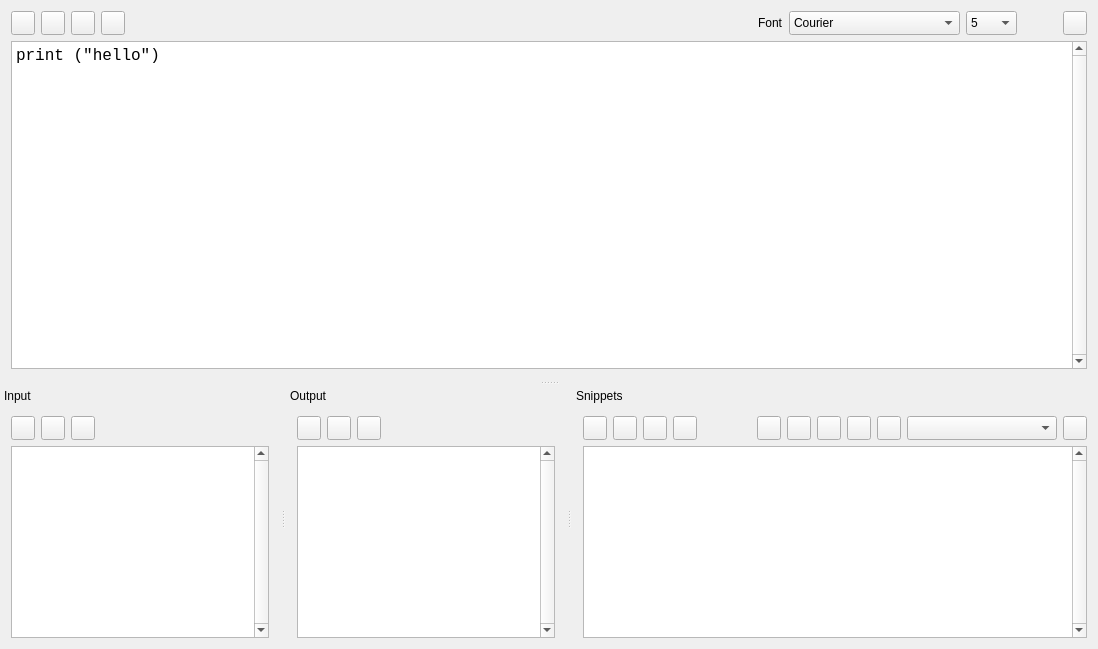
Qt form UI/mainview.ui (JaDogg/expressPython) before a commit.
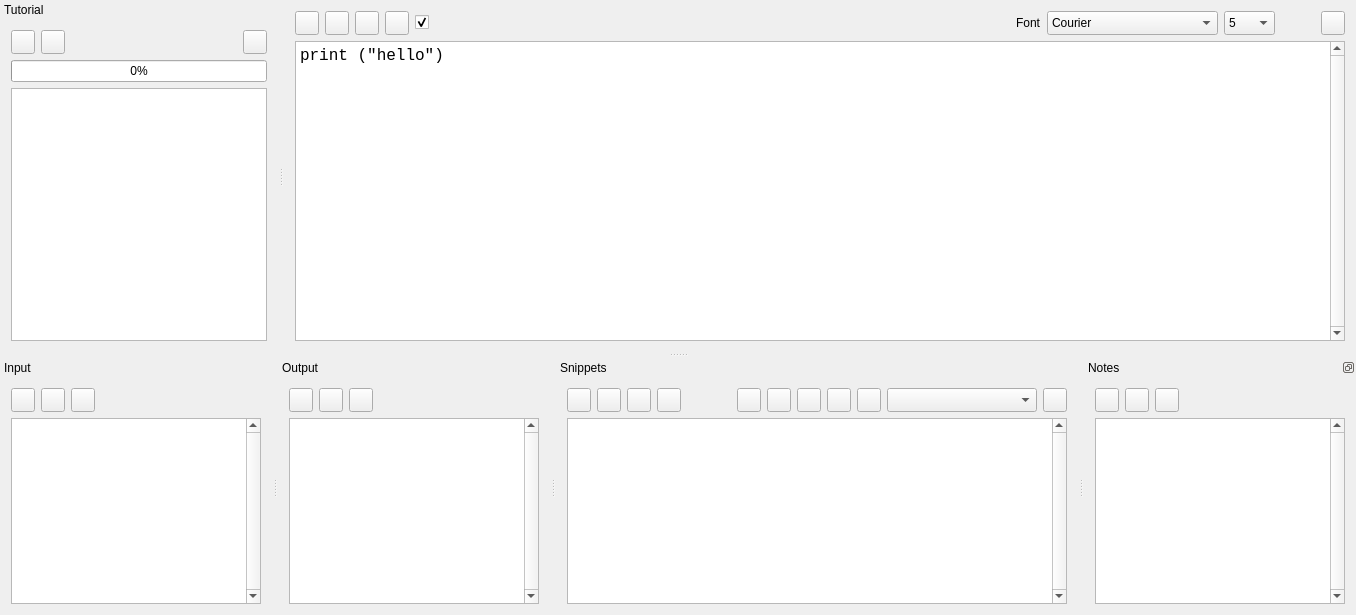
The same form after that commit. Icons and pictures are not drawn. Custom widgets are drawn as their Qt base class.

Commit message: Create tute feature

Diff of the .ui file:
```diff
--- a/UI/mainview.ui
+++ b/UI/mainview.ui
@@ -6,8 +6,8 @@
    <rect>
     <x>0</x>
     <y>0</y>
-    <width>1098</width>
-    <height>649</height>
+    <width>1337</width>
+    <height>615</height>
    </rect>
   </property>
   <property name="windowTitle">
@@ -149,6 +149,19 @@
         </property>
        </widget>
       </item>
+      <item>
+       <widget class="QCheckBox" name="chkClearOut">
+        <property name="toolTip">
+         <string>Clear output before running</string>
+        </property>
+        <property name="text">
+         <string/>
+        </property>
+        <property name="checked">
+         <bool>true</bool>
+        </property>
+       </widget>
+      </item>
       <item>
        <spacer name="hsCode">
         <property name="orientation">
@@ -402,6 +415,9 @@
     <number>8</number>
    </attribute>
    <widget class="QWidget" name="dwcInput">
+    <property name="layoutDirection">
+     <enum>Qt::LeftToRight</enum>
+    </property>
     <layout class="QHBoxLayout" name="horizontalLayout">
      <item>
       <layout class="QVBoxLayout" name="vlInput">
@@ -1099,6 +1115,299 @@
     </layout>
    </widget>
   </widget>
+  <widget class="QDockWidget" name="dwNote">
+   <property name="features">
+    <set>QDockWidget::DockWidgetFloatable|QDockWidget::DockWidgetMovable</set>
+   </property>
+   <property name="windowTitle">
+    <string>Notes</string>
+   </property>
+   <attribute name="dockWidgetArea">
+    <number>8</number>
+   </attribute>
+   <widget class="QWidget" name="dwcNotes">
+    <layout class="QHBoxLayout" name="horizontalLayout_3">
+     <item>
+      <layout class="QVBoxLayout" name="vlINotes">
+       <item>
+        <layout class="QHBoxLayout" name="hlNotes">
+         <item>
+          <widget class="QPushButton" name="btnNotesOpen">
+           <property name="minimumSize">
+            <size>
+             <width>24</width>
+             <height>24</height>
+            </size>
+           </property>
+           <property name="maximumSize">
+            <size>
+             <width>24</width>
+             <height>24</height>
+            </size>
+           </property>
+           <property name="toolTip">
+            <string>Open Note</string>
+           </property>
+           <property name="text">
+            <string/>
+           </property>
+           <property name="icon">
+            <iconset resource="../PyRunResources.qrc">
+             <normaloff>:/data/Icons/Open.png</normaloff>:/data/Icons/Open.png</iconset>
+           </property>
+           <property name="iconSize">
+            <size>
+             <width>16</width>
+             <height>16</height>
+            </size>
+           </property>
+          </widget>
+         </item>
+         <item>
+          <widget class="QPushButton" name="btnNotesSave">
+           <property name="minimumSize">
+            <size>
+             <width>24</width>
+             <height>24</height>
+            </size>
+           </property>
+           <property name="maximumSize">
+            <size>
+             <width>24</width>
+             <height>24</height>
+            </size>
+           </property>
+           <property name="toolTip">
+            <string>Save Note</string>
+           </property>
+           <property name="text">
+            <string/>
+           </property>
+           <property name="icon">
+            <iconset resource="../PyRunResources.qrc">
+             <normaloff>:/data/Icons/Save.png</normaloff>:/data/Icons/Save.png</iconset>
+           </property>
+           <property name="iconSize">
+            <size>
+             <width>16</width>
+             <height>16</height>
+            </size>
+           </property>
+          </widget>
+         </item>
+         <item>
+          <widget class="QPushButton" name="btnNotesClear">
+           <property name="minimumSize">
+            <size>
+             <width>24</width>
+             <height>24</height>
+            </size>
+           </property>
+           <property name="maximumSize">
+            <size>
+             <width>24</width>
+             <height>24</height>
+            </size>
+           </property>
+           <property name="toolTip">
+            <string>Clear Note</string>
+           </property>
+           <property name="text">
+            <string/>
+           </property>
+           <property name="icon">
+            <iconset resource="../PyRunResources.qrc">
+             <normaloff>:/data/Icons/Clear.png</normaloff>:/data/Icons/Clear.png</iconset>
+           </property>
+           <property name="iconSize">
+            <size>
+             <width>16</width>
+             <height>16</height>
+            </size>
+           </property>
+          </widget>
+         </item>
+         <item>
+          <spacer name="hsNotes">
+           <property name="orientation">
+            <enum>Qt::Horizontal</enum>
+           </property>
+           <property name="sizeHint" stdset="0">
+            <size>
+             <width>40</width>
+             <height>20</height>
+            </size>
+           </property>
+          </spacer>
+         </item>
+        </layout>
+       </item>
+       <item>
+        <widget class="CodeEditor" name="txtNotes">
+         <property name="minimumSize">
+          <size>
+           <width>250</width>
+           <height>150</height>
+          </size>
+         </property>
+         <property name="toolTip">
+          <string>Output</string>
+         </property>
+         <property name="verticalScrollBarPolicy">
+          <enum>Qt::ScrollBarAlwaysOn</enum>
+         </property>
+        </widget>
+       </item>
+      </layout>
+     </item>
+    </layout>
+   </widget>
+  </widget>
+  <widget class="QDockWidget" name="dwTutorial">
+   <property name="floating">
+    <bool>false</bool>
+   </property>
+   <property name="features">
+    <set>QDockWidget::DockWidgetMovable</set>
+   </property>
+   <property name="windowTitle">
+    <string>Tutorial</string>
+   </property>
+   <attribute name="dockWidgetArea">
+    <number>1</number>
+   </attribute>
+   <widget class="QWidget" name="dwcTute">
+    <layout class="QHBoxLayout" name="horizontalLayout_4">
+     <item>
+      <layout class="QVBoxLayout" name="vlTute">
+       <item>
+        <layout class="QHBoxLayout" name="hlSnippets_3">
+         <item>
+          <widget class="QPushButton" name="btnTuteOpen">
+           <property name="minimumSize">
+            <size>
+             <width>24</width>
+             <height>24</height>
+            </size>
+           </property>
+           <property name="maximumSize">
+            <size>
+             <width>24</width>
+             <height>24</height>
+            </size>
+           </property>
+           <property name="toolTip">
+            <string>Open Tutorial</string>
+           </property>
+           <property name="text">
+            <string/>
+           </property>
+           <property name="icon">
+            <iconset resource="../PyRunResources.qrc">
+             <normaloff>:/data/Icons/Open.png</normaloff>:/data/Icons/Open.png</iconset>
+           </property>
+           <property name="iconSize">
+            <size>
+             <width>16</width>
+             <height>16</height>
+            </size>
+           </property>
+          </widget>
+         </item>
+         <item>
+          <widget class="QPushButton" name="btnTuteLoad">
+           <property name="minimumSize">
+            <size>
+             <width>24</width>
+             <height>24</height>
+            </size>
+           </property>
+           <property name="maximumSize">
+            <size>
+             <width>24</width>
+             <height>24</height>
+            </size>
+           </property>
+           <property name="toolTip">
+            <string>Load Question</string>
+           </property>
+           <property name="text">
+            <string/>
+           </property>
+           <property name="icon">
+            <iconset resource="../PyRunResources.qrc">
+             <normaloff>:/data/Icons/TuteLoad.png</normaloff>:/data/Icons/TuteLoad.png</iconset>
+           </property>
+           <property name="iconSize">
+            <size>
+             <width>16</width>
+             <height>16</height>
+            </size>
+           </property>
+          </widget>
+         </item>
+         <item>
+          <spacer name="hsTute">
+           <property name="orientation">
+            <enum>Qt::Horizontal</enum>
+           </property>
+           <property name="sizeHint" stdset="0">
+            <size>
+             <width>40</width>
+             <height>20</height>
+            </size>
+           </property>
+          </spacer>
+         </item>
+         <item>
+          <widget class="QPushButton" name="btnTuteMark">
+           <property name="minimumSize">
+            <size>
+             <width>24</width>
+             <height>24</height>
+            </size>
+           </property>
+           <property name="maximumSize">
+            <size>
+             <width>24</width>
+             <height>24</height>
+            </size>
+           </property>
+           <property name="toolTip">
+            <string>Test</string>
+           </property>
+           <property name="text">
+            <string/>
+           </property>
+           <property name="icon">
+            <iconset resource="../PyRunResources.qrc">
+             <normaloff>:/data/Icons/Test.png</normaloff>:/data/Icons/Test.png</iconset>
+           </property>
+           <property name="iconSize">
+            <size>
+             <width>16</width>
+             <height>16</height>
+            </size>
+           </property>
+          </widget>
+         </item>
+        </layout>
+       </item>
+       <item>
+        <widget class="QProgressBar" name="pbTute">
+         <property name="value">
+          <number>0</number>
+         </property>
+        </widget>
+       </item>
+       <item>
+        <widget class="QListWidget" name="lwTute"/>
+       </item>
+      </layout>
+     </item>
+    </layout>
+   </widget>
+  </widget>
  </widget>
  <layoutdefault spacing="6" margin="11"/>
  <customwidgets>
```
The commit also changes 15 other files.
